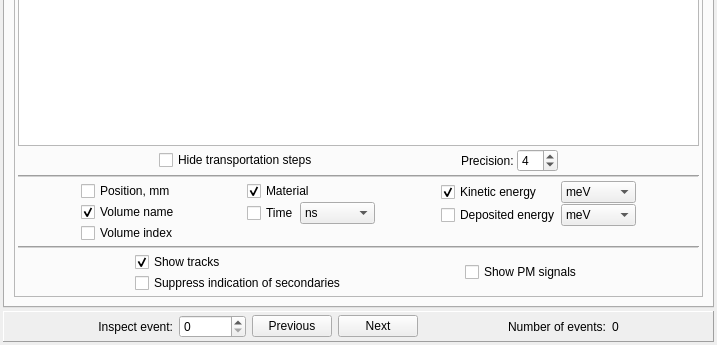
Above: src/gui/outputwindow.ui from andrmor/ANTS2 before the change; both pictures show x 0 to 717 and y 364 to 709 of the 717 by 709 pixel window. Below: the same form after it.
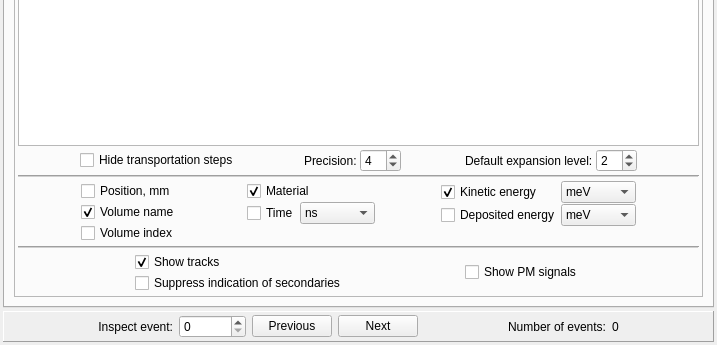
That is the form after the change.

Patch:
```diff
--- a/src/gui/outputwindow.ui
+++ b/src/gui/outputwindow.ui
@@ -947,6 +947,33 @@
                </property>
               </widget>
              </item>
+             <item>
+              <spacer name="horizontalSpacer_42">
+               <property name="orientation">
+                <enum>Qt::Horizontal</enum>
+               </property>
+               <property name="sizeHint" stdset="0">
+                <size>
+                 <width>40</width>
+                 <height>20</height>
+                </size>
+               </property>
+              </spacer>
+             </item>
+             <item>
+              <widget class="QLabel" name="label_29">
+               <property name="text">
+                <string>Default expansion level:</string>
+               </property>
+              </widget>
+             </item>
+             <item>
+              <widget class="QSpinBox" name="sbEVexpansionLevel">
+               <property name="value">
+                <number>2</number>
+               </property>
+              </widget>
+             </item>
              <item>
               <spacer name="horizontalSpacer_33">
                <property name="orientation">
```
